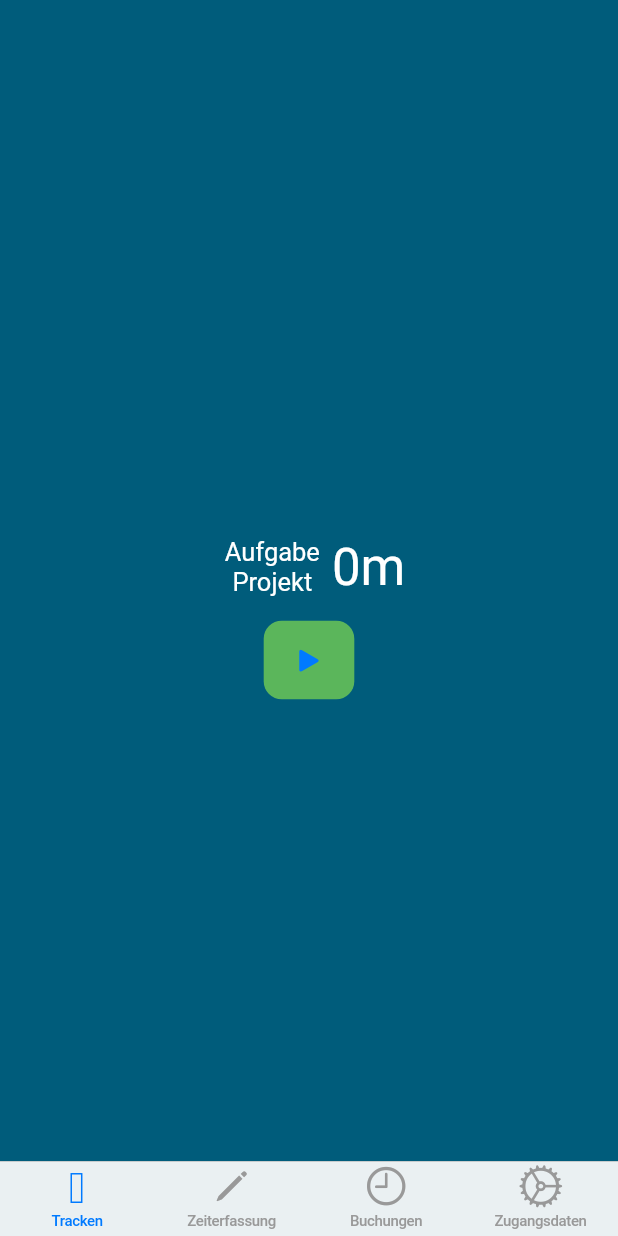
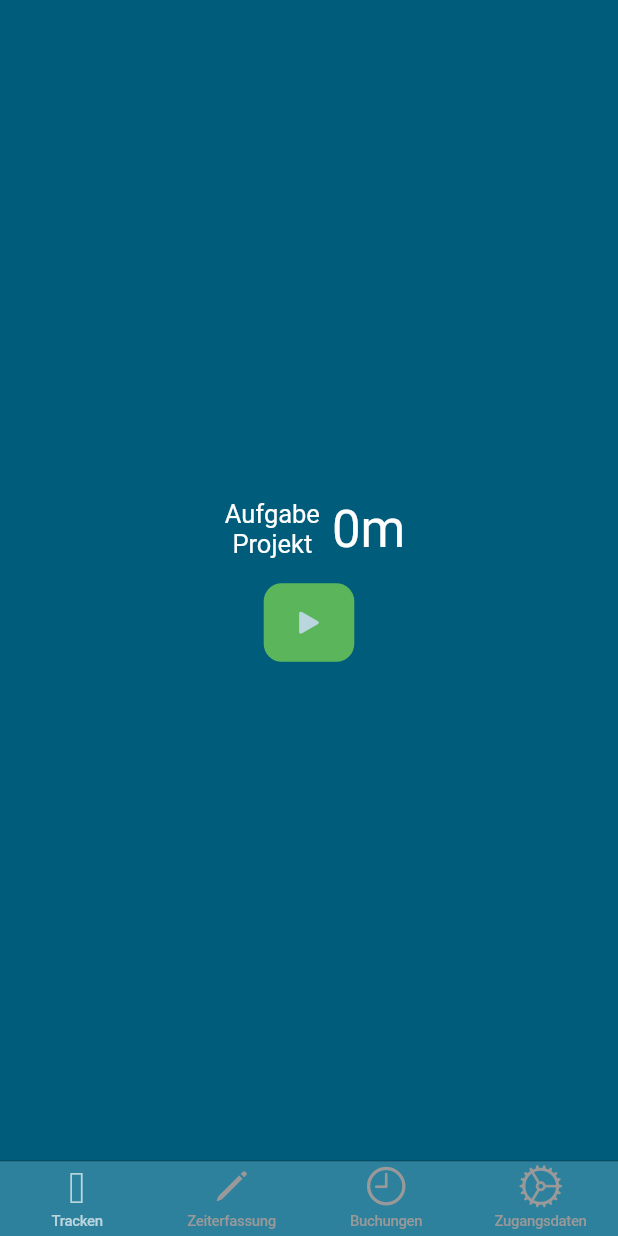
Before and after one commit to SimonIT/timetracker, a Flutter app: the screen it shows after launch, on a phone screen of 412 x 824 dp. Run offline on Flutter 3.47's test engine with Material 2 defaults, Android fonts, the phone set to English and light mode, and no system bars.

Commit message:
more matching colors

```diff
--- a/lib/main.dart
+++ b/lib/main.dart
@@ -22,6 +22,9 @@
     return CupertinoApp(
       title: 'Papierkram.de TimeTracker',
       theme: CupertinoThemeData(
+        primaryColor: Color.fromRGBO(185, 213, 222, 1),
+        primaryContrastingColor: Color.fromRGBO(0, 56, 75, 1),
+        barBackgroundColor: Color.fromRGBO(46, 129, 157, 1),
         textTheme: CupertinoTextThemeData(
           textStyle: TextStyle(
             color: CupertinoColors.white,
```
